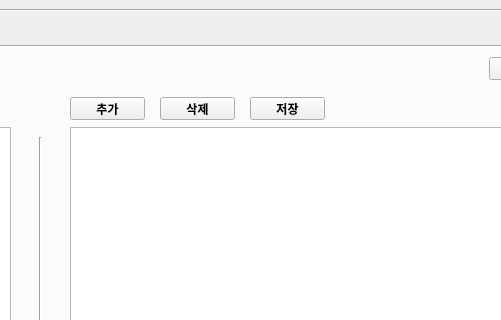
gusdnd3150/communication-gui, file src/component/settings/settings.ui: the form before one commit; both pictures show x 521 to 1022 and y 0 to 320 of the 1150 by 600 pixel window.
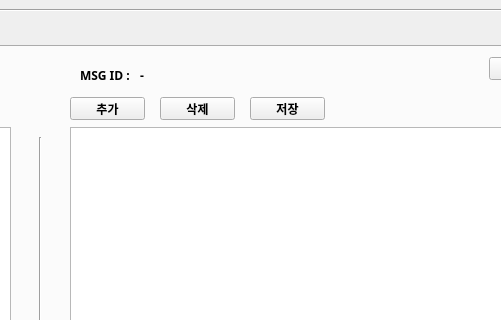
The form after the commit. The open tabs and pages were chosen to show the change.

```diff
--- a/src/component/settings/settings.ui
+++ b/src/component/settings/settings.ui
@@ -602,6 +602,32 @@
          <string>저장</string>
         </property>
        </widget>
+       <widget class="QLabel" name="label_3">
+        <property name="geometry">
+         <rect>
+          <x>590</x>
+          <y>20</y>
+          <width>61</width>
+          <height>16</height>
+         </rect>
+        </property>
+        <property name="text">
+         <string>MSG ID :</string>
+        </property>
+       </widget>
+       <widget class="QLabel" name="selected_msg">
+        <property name="geometry">
+         <rect>
+          <x>650</x>
+          <y>20</y>
+          <width>281</width>
+          <height>16</height>
+         </rect>
+        </property>
+        <property name="text">
+         <string>-</string>
+        </property>
+       </widget>
       </widget>
       <widget class="QWidget" name="tab_4">
        <attribute name="title">
```
Left out of the diff: 2 changed lines with no effect on the pictures.
